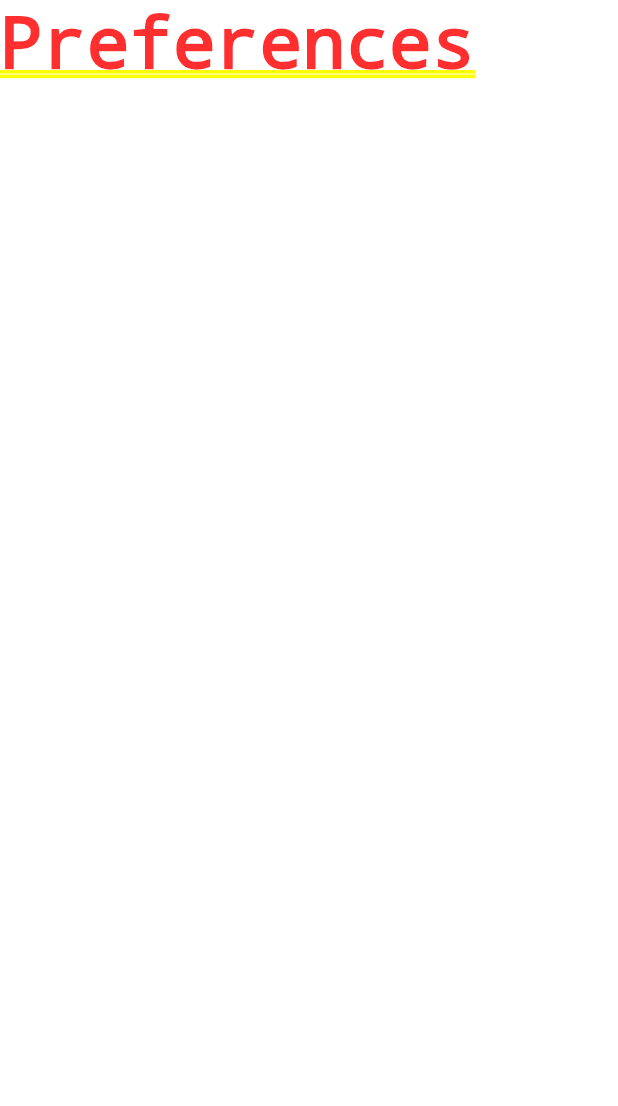
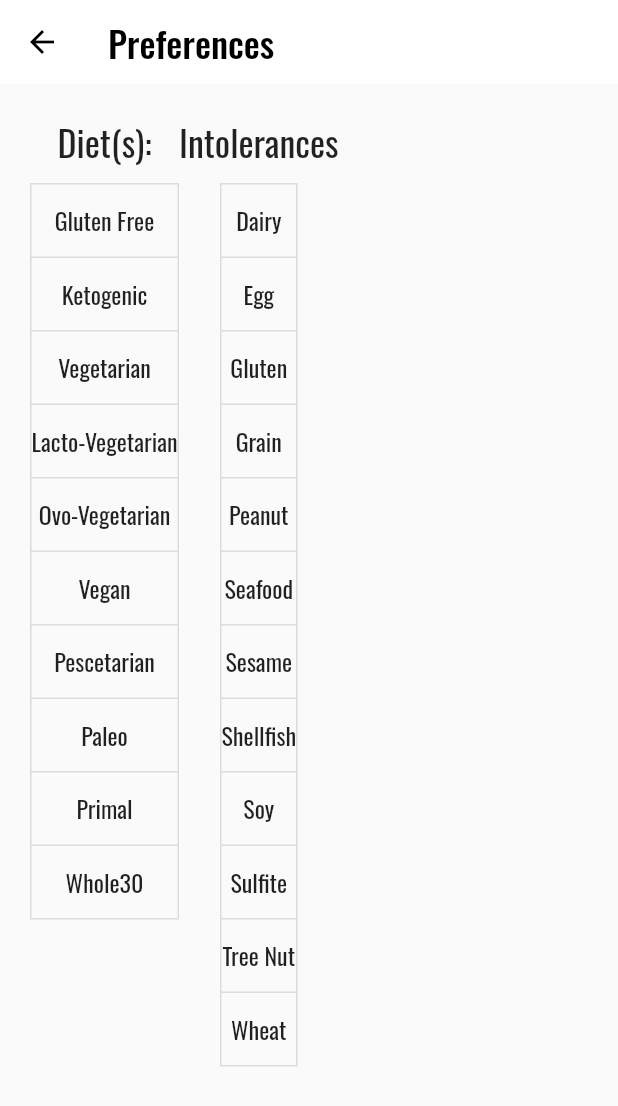
Before and after one commit to mihranmashhud/Would-You-Rather, a Flutter app: the screen it shows after launch, after a tap on the "menu" icon, on a phone screen of 412 x 824 dp. Shown: the top 1106 px of the screen. Run offline on Flutter 3.47's test engine with Material 2 defaults, Android fonts, the phone set to English and light mode, and no system bars; our stand-ins replace fluttericon, google_fonts, material_floating_search_bar; missing offline and left inert: dart:ffi, hop_swipe_cards, stack.

Commit message:
Preferences page being made.

```diff
--- /dev/null
+++ b/lib/Models/preferences.dart
@@ -0,0 +1,25 @@
+import 'package:flutter/material.dart';
+
+class PreferencesModel extends ChangeNotifier {
+  static List<String> _dietTypes = [];
+  static List<String> _restrictions = [];
+  static double _maxPrepTime = -1; // any
+
+
+  List<String> get dietTypes => _dietTypes;
+  List<String> get restrictions => _restrictions;
+  double get maxPrepTime => _maxPrepTime;
+
+  set dietTypes(List<String> dietTypes) {
+    _dietTypes = dietTypes;
+    notifyListeners();
+  }
+  set restrictions(List<String> restrictions) {
+    _restrictions = restrictions;
+    notifyListeners();
+  }
+  set maxPrepTime(double maxPrepTime) {
+    _maxPrepTime = maxPrepTime;
+    notifyListeners();
+  }
+}
--- a/lib/home_page.dart
+++ b/lib/home_page.dart
@@ -2,9 +2,7 @@ import 'package:flutter/material.dart';
 import 'main_page_user_input.dart';
 
 class HomePage extends StatelessWidget {
-  const HomePage({Key? key, required this.title}) : super(key: key);
-
-  final String title;
+  const HomePage({Key? key}) : super(key: key);
 
   @override
   Widget build(BuildContext context) {
--- a/lib/main.dart
+++ b/lib/main.dart
@@ -1,10 +1,10 @@
 import 'package:flutter/material.dart';
 import 'package:flutter/services.dart';
-import 'package:wouldyourather/main_page_user_input.dart';
 import 'package:wouldyourather/home_page.dart';
 import 'package:wouldyourather/preferences.dart';
 import 'package:wouldyourather/Models/versus_model.dart';
 import 'package:wouldyourather/versus_page.dart';
+import 'package:wouldyourather/Models/preferences.dart';
 import 'package:provider/provider.dart';
 import 'package:google_fonts/google_fonts.dart';
 
@@ -27,7 +27,10 @@
       providers: [
         ChangeNotifierProvider<VersusModel>(
           create: (_) => VersusModel(),
-        )
+        ),
+        ChangeNotifierProvider<PreferencesModel>(
+            create: (_) => PreferencesModel(),
+        ),
       ],
       child: MaterialApp(
         title: 'Flutter Demo',
@@ -43,7 +46,7 @@
           //     HomePage(title: 'Flutter Demo Home Page'),
           "/": (BuildContext context) =>
               // ignore: prefer_const_constructors
-              HomePage(title: 'Flutter Demo Home Page'),
+              HomePage(),
           "/VersusPage": (BuildContext context) => VersusPage(),
           "/Preferences": (BuildContext context) => PreferencesPage(),
         },
--- a/lib/main_page_user_input.dart
+++ b/lib/main_page_user_input.dart
@@ -56,12 +56,12 @@ class _PromptForQueryState extends State<PromptForQuery> {
 
   final double _fontSize = 30;
 
-  Future<List<Map<String, dynamic>>> getRecipeList(
-      String cuisine, String meal) async {
-    Response jsonReponse = await get('');
-    List<Map<String, dynamic>> response = jsonDecode(jsonReponse.body);
-    return response;
-  }
+  // Future<List<Map<String, dynamic>>> getRecipeList(
+  //     String cuisine, String meal) async {
+  //   Response jsonReponse = await get('');
+  //   List<Map<String, dynamic>> response = jsonDecode(jsonReponse.body);
+  //   return response;
+  // }
 
   @override
   Widget build(BuildContext context) {
@@ -129,7 +129,7 @@ class _PromptForQueryState extends State<PromptForQuery> {
                       child: FloatingActionButton(
                         backgroundColor: Colors.green,
                         onPressed: () {
-                          model.jsonResponse(getRecipeList(_cuisine, _meal));
+                          // model.jsonResponse(getRecipeList(_cuisine, _meal));
                           Navigator.of(context).pushNamed("/VersusPage");
                         },
                         child: const Icon(
--- a/lib/preferences.dart
+++ b/lib/preferences.dart
@@ -1,8 +1,129 @@
+// ignore_for_file: non_constant_identifier_names
+
 import 'package:flutter/material.dart';
+import 'package:provider/provider.dart';
+import 'package:wouldyourather/Models/preferences.dart';
 
-class PreferencesPage extends StatelessWidget {
+class PreferencesPage extends StatefulWidget {
+  const PreferencesPage({Key? key}) : super(key: key);
+  @override
+  State<StatefulWidget> createState() => _PreferencesPageState();
+}
+
+class _PreferencesPageState extends State<PreferencesPage> {
+  List<String> diet_types = [
+    "Gluten Free",
+    "Ketogenic",
+    "Vegetarian",
+    "Lacto-Vegetarian",
+    "Ovo-Vegetarian",
+    "Vegan",
+    "Pescetarian",
+    "Paleo",
+    "Primal",
+    "Whole30",
+  ];
+
+  List<String> restrictions = [
+    "Dairy",
+    "Egg",
+    "Gluten",
+    "Grain",
+    "Peanut",
+    "Seafood",
+    "Sesame",
+    "Shellfish",
+    "Soy",
+    "Sulfite",
+    "Tree Nut",
+    "Wheat",
+  ];
+
   @override
   Widget build(BuildContext context) {
-    return Text("Preferences");
+    return Scaffold(
+        appBar: AppBar(
+          title: const Text("Preferences",
+              style: TextStyle(color: Colors.black, fontSize: 24)),
+          backgroundColor: Colors.white,
+          elevation: 0,
+          leading: IconButton(
+            icon: const Icon(Icons.arrow_back, color: Colors.black),
+            onPressed: () {
+              Navigator.of(context).pop();
+            },
+            tooltip: 'Go Back',
+          ),
+        ),
+        body: Consumer<PreferencesModel>(
+          builder: (context, preferences, child) => Container(
+            margin: const EdgeInsets.all(20.0),
+            child: SafeArea(
+                bottom: false,
+                top: false,
+                child: Row(
+                  mainAxisSize: MainAxisSize.max,
+                  children: [
+                    Column(children: <Widget>[
+                      const Text("Diet(s):", style: TextStyle(fontSize: 24)),
+                      const SizedBox(height: 10),
+                      ToggleButtons(
+                        children: diet_types.map<Widget>((String diet_type) {
+                          return Text(diet_type,
+                              style: const TextStyle(fontSize: 16));
+                        }).toList(),
+                        onPressed: (int index) {
+                          var dietTypes = preferences.dietTypes;
+                          var diet_type = diet_types[index];
+                          if (dietTypes.contains(diet_type)) {
+                            dietTypes.remove(diet_type);
+                          } else {
+                            dietTypes.add(diet_types[index]);
+                          }
+                          preferences.dietTypes = dietTypes;
+                        },
+                        isSelected: diet_types.map<bool>((String diet_type) {
+                          return preferences.dietTypes.contains(diet_type);
+                        }).toList(),
+                        direction: Axis.vertical,
+                      )
+                    ]),
+                    Column(children: <Widget>[
+                      const Text("Intolerances",
+                          style: TextStyle(fontSize: 24)),
+                      const SizedBox(height: 10),
+                      ToggleButtons(
+                        children:
+                            restrictions.map<Widget>((String restriction) {
+                          return Text(restriction,
+                              style: const TextStyle(fontSize: 16));
+                        }).toList(),
+                        onPressed: (int index) {
+                          var old_restrictions = preferences.restrictions;
+                          var restriction = restrictions[index];
+                          if (old_restrictions.contains(restriction)) {
+                            old_restrictions.remove(restriction);
+                          } else {
+                            old_restrictions.add(restrictions[index]);
+                          }
+                          preferences.restrictions = old_restrictions;
+                        },
+                        isSelected: restrictions.map((String restriction) {
+                          return preferences.restrictions.contains(restriction);
+                        }).toList(),
+                        direction: Axis.vertical,
+                      )
+                    ]),
+                    // Column(children: <Widget>[
+                    //   const Text("Max Prep Time", style: TextStyle(fontSize: 24)),
+                    //   const SizedBox(height: 10),
+                    //   TextField(keyboardType: TextInputType.number, inputFormatters: <TextInputFormatter>[
+                    //     FilteringTextInputFormatter.digitOnly
+                    //   ])
+                    // ])
+                  ],
+                )),
+          ),
+        ));
   }
 }
```
